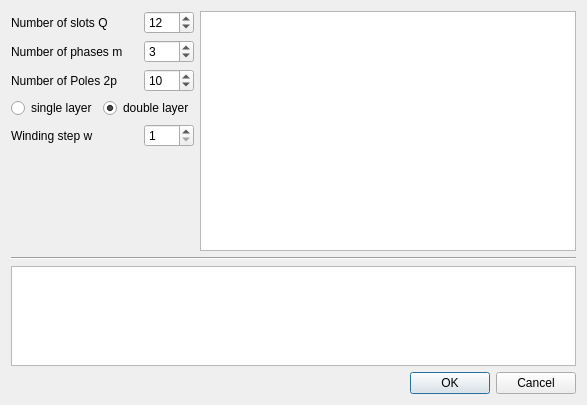
Above: swat_em/ui/GenWinding2.ui from mjfwest/swat-em before the change. Below: the same form after it.
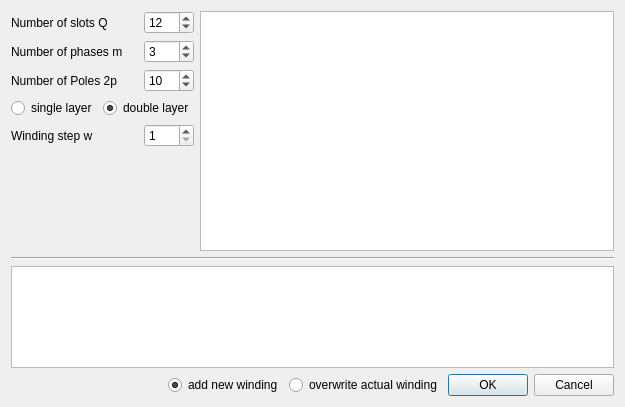
That is the form after the change. Icons and pictures are not drawn.

Commit message: - user can choose to overwrite the actual winding or create a new one while using the winding generation dialogs

```diff
--- a/swat_em/ui/GenWinding2.ui
+++ b/swat_em/ui/GenWinding2.ui
@@ -6,8 +6,8 @@
    <rect>
     <x>0</x>
     <y>0</y>
-    <width>587</width>
-    <height>405</height>
+    <width>625</width>
+    <height>407</height>
    </rect>
   </property>
   <property name="windowTitle">
@@ -17,8 +17,8 @@
    <iconset>
     <normaloff>icons/Qt/edit-find.png</normaloff>icons/Qt/edit-find.png</iconset>
   </property>
-  <layout class="QVBoxLayout" name="verticalLayout_2">
-   <item>
+  <layout class="QGridLayout" name="gridLayout">
+   <item row="0" column="0">
     <layout class="QHBoxLayout" name="horizontalLayout_2">
      <item>
       <layout class="QVBoxLayout" name="verticalLayout">
@@ -146,6 +146,9 @@
            <property name="text">
             <string>single layer</string>
            </property>
+           <attribute name="buttonGroup">
+            <string notr="true">buttonGroup_2</string>
+           </attribute>
           </widget>
          </item>
          <item>
@@ -162,6 +165,9 @@
            <property name="checked">
             <bool>true</bool>
            </property>
+           <attribute name="buttonGroup">
+            <string notr="true">buttonGroup_2</string>
+           </attribute>
           </widget>
          </item>
         </layout>
@@ -229,14 +235,14 @@
      </item>
     </layout>
    </item>
-   <item>
+   <item row="1" column="0">
     <widget class="Line" name="line">
      <property name="orientation">
       <enum>Qt::Horizontal</enum>
      </property>
     </widget>
    </item>
-   <item>
+   <item row="2" column="0">
     <widget class="QTableWidget" name="tableWindingLayout">
      <property name="minimumSize">
       <size>
@@ -255,6 +261,44 @@
      </attribute>
     </widget>
    </item>
+   <item row="3" column="0">
+    <layout class="QHBoxLayout" name="horizontalLayout_8">
+     <item>
+      <spacer name="horizontalSpacer">
+       <property name="orientation">
+        <enum>Qt::Horizontal</enum>
+       </property>
+       <property name="sizeHint" stdset="0">
+        <size>
+         <width>40</width>
+         <height>20</height>
+        </size>
+       </property>
+      </spacer>
+     </item>
+     <item>
+      <widget class="QRadioButton" name="radioButton_new_winding">
+       <property name="text">
+        <string>add new winding</string>
+       </property>
+       <property name="checked">
+        <bool>true</bool>
+       </property>
+       <attribute name="buttonGroup">
+        <string notr="true">buttonGroup</string>
+       </attribute>
+      </widget>
+     </item>
+     <item>
+      <widget class="QRadioButton" name="radioButton_overwrite_winding">
+       <property name="text">
+        <string>overwrite actual winding</string>
+       </property>
+       <attribute name="buttonGroup">
+        <string notr="true">buttonGroup</string>
+       </attribute>
+      </widget>
+     </item>
    <item>
     <widget class="QDialogButtonBox" name="buttonBox">
      <property name="sizePolicy">
@@ -275,6 +319,8 @@
     </widget>
    </item>
   </layout>
+   </item>
+  </layout>
  </widget>
  <resources/>
  <connections>
```
Left out of the diff: 4 changed lines with no effect on the pictures. Lines whose indentation alone changed are shown as unchanged. The commit also changes 5 other files.
